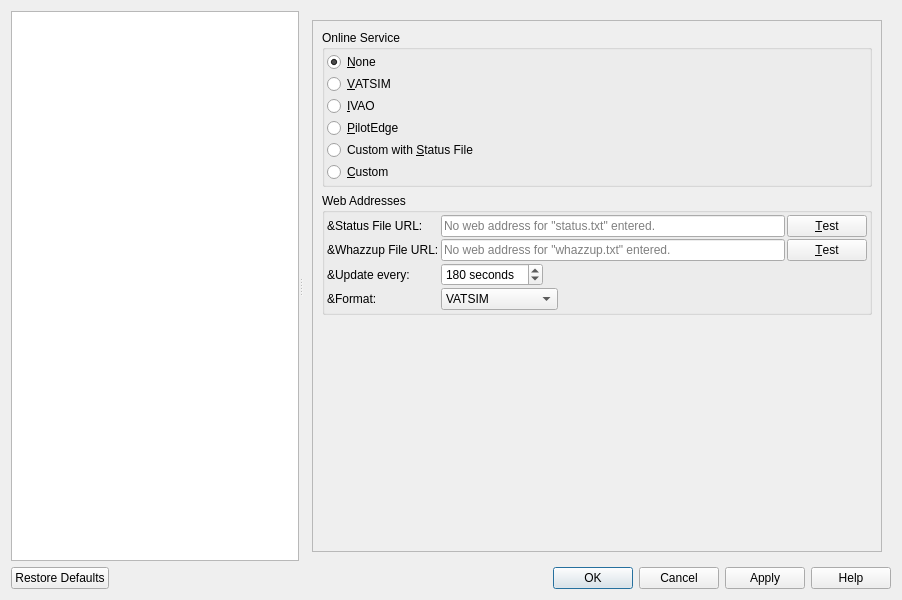
Before: the Qt Designer form src/options/options.ui in albar965/littlenavmap, drawn with Qt 5.
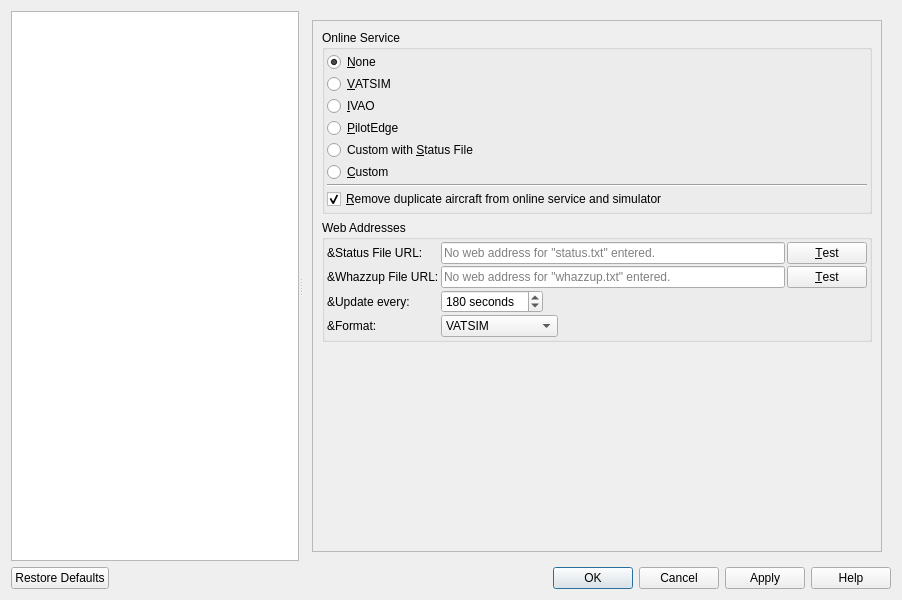
After: the same form once the commit is applied. The open tabs and pages were chosen to show the change.

Commit message: Moved removing of shadow aircraft option to options dialog on page `Online Flying`.

```diff
--- a/src/options/options.ui
+++ b/src/options/options.ui
@@ -6200,6 +6200,26 @@
                  </property>
                 </widget>
                </item>
+               <item>
+                <widget class="Line" name="line_6">
+                 <property name="orientation">
+                  <enum>Qt::Horizontal</enum>
+                 </property>
+                </widget>
+               </item>
+               <item>
+                <widget class="QCheckBox" name="checkBoxOptionsOnlineRemoveShadow">
+                 <property name="toolTip">
+                  <string>&lt;html&gt;&lt;head/&gt;&lt;body&gt;&lt;p&gt;Little Navmap fetches data from online networks using an interval of 15 to 180 seconds depending on settings and network.&lt;/p&gt;&lt;p&gt;The program also fetches AI or multiplayer aircraft from the simulator which are updated several times a second. These aircraft are injected into the simulator by the various online clients so they are visible there. Therefore, the user aircraft and other multiplayer aircraft can appear duplicated on the map.&lt;/p&gt;&lt;p&gt;Little Navmap tries to remove these duplicates by matching the aircraft position, altitude and more parameters if this option is enabled.&lt;/p&gt;&lt;/body&gt;&lt;/html&gt;</string>
+                 </property>
+                 <property name="text">
+                  <string>&amp;Remove duplicate aircraft from online service and simulator</string>
+                 </property>
+                 <property name="checked">
+                  <bool>true</bool>
+                 </property>
+                </widget>
+               </item>
               </layout>
              </widget>
             </item>
```
Left out of the diff: 46 changed lines with no effect on the pictures. The commit also changes 6 other files.
